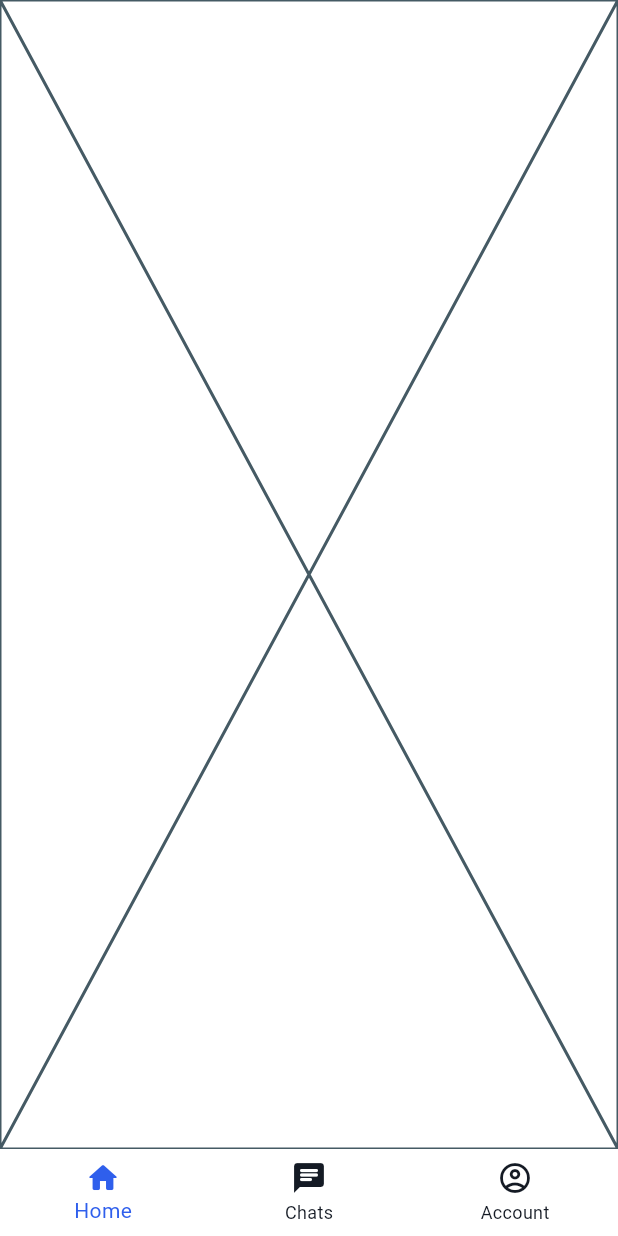
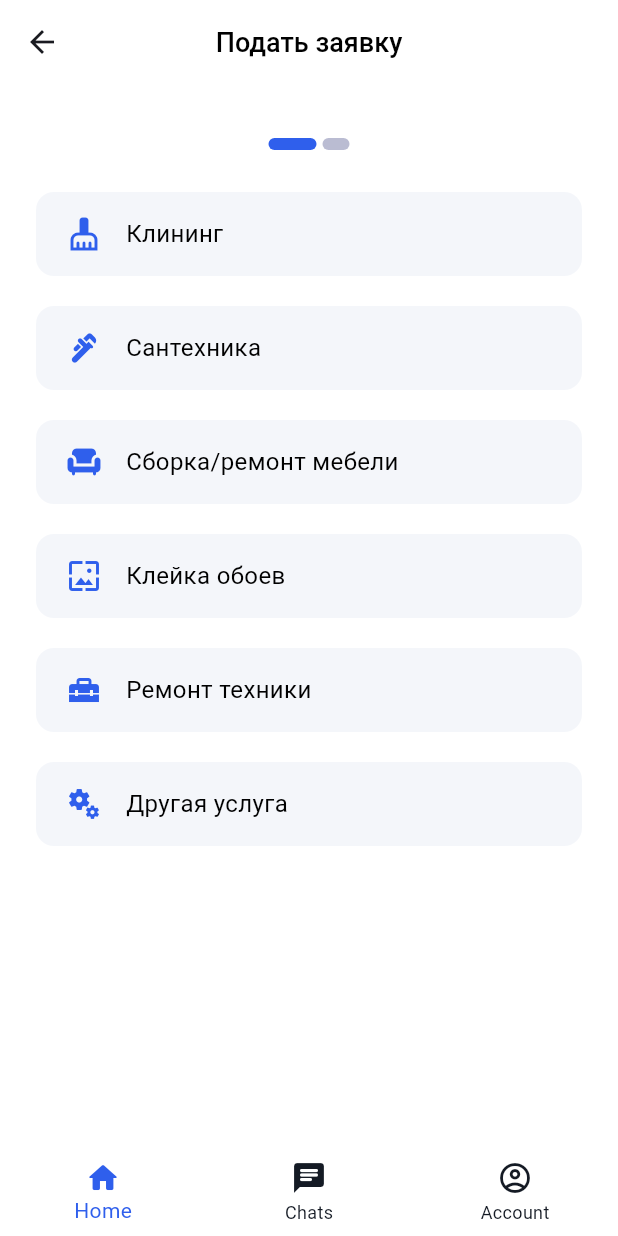
Before and after one commit to assanbayg/zhks, a Flutter app: the screen it shows after launch, after a tap on "Қазақ тілі", after a tap on "Начать", after a tap on "Подать заявку", on a phone screen of 412 x 824 dp. Run offline on Flutter 3.47's test engine with Material 3 defaults, Android fonts, the phone set to English and light mode, and no system bars; our stand-ins replace dio, dotted_border, firebase_core, firebase_messaging, flutter_dotenv, flutter_local_notifications and 10 more; accounts and stored records are empty; generated files the repository leaves out were written again; Roboto replaces fonts that are missing (SFProDisplay).

Commit message:
feat: write UI for requesting service and saving its state

```diff
--- a/lib/features/request/request_screen.dart
+++ b/lib/features/request/request_screen.dart
@@ -1,11 +1,102 @@
 // Flutter imports:
 import 'package:flutter/material.dart';
 
-class RequestScreen extends StatelessWidget {
+// Package imports:
+import 'package:flutter_riverpod/flutter_riverpod.dart';
+
+// Project imports:
+import 'package:zhks/core/presentation/widgets/custom_app_bar.dart';
+import 'package:zhks/features/auth/presentation/widgets/page_indicator.dart';
+import 'package:zhks/features/request/service_request_form_page.dart';
+import 'package:zhks/features/request/service_selection_page.dart';
+
+class RequestScreen extends ConsumerStatefulWidget {
   const RequestScreen({super.key});
 
   @override
+  ConsumerState<RequestScreen> createState() => _RequestScreenState();
+}
+
+class _RequestScreenState extends ConsumerState<RequestScreen> {
+  int _currentPage = 0;
+  String _chosenService = '';
+
+  final PageController _controller = PageController();
+
+  @override
+  void initState() {
+    super.initState();
+    _controller.addListener(_pageListener);
+  }
+
+  @override
+  void dispose() {
+    _controller.removeListener(_pageListener);
+    _controller.dispose();
+    super.dispose();
+  }
+
+  void _pageListener() {
+    if (_controller.page?.round() != _currentPage) {
+      setState(() {
+        _currentPage = _controller.page!.round();
+      });
+    }
+  }
+
+  void navigateToNextPage(String selectedServiceName) {
+    setState(() {
+      _chosenService = selectedServiceName;
+    });
+
+    _controller.animateToPage(
+      1,
+      duration: const Duration(milliseconds: 300),
+      curve: Curves.easeInOut,
+    );
+  }
+
+  void navigateToPreviousPage() {
+    _controller.animateToPage(
+      0,
+      duration: const Duration(milliseconds: 300),
+      curve: Curves.easeInOut,
+    );
+  }
+
+  @override
   Widget build(BuildContext context) {
-    return const Placeholder();
+    return Scaffold(
+      appBar: CustomAppBar(
+        label: _currentPage == 0 ? 'Подать заявку' : _chosenService,
+        showBackButton: true,
+        location: '/',
+      ),
+      body: Padding(
+        padding: const EdgeInsets.all(20),
+        child: Column(
+          children: [
+            PageIndicator(currentPage: _currentPage, pageCount: 2),
+            const SizedBox(height: 24),
+            Expanded(
+              child: PageView(
+                controller: _controller,
+                physics: const NeverScrollableScrollPhysics(),
+                onPageChanged: (index) => setState(() => _currentPage = index),
+                children: [
+                  ServiceSelectionPage(
+                    onServiceSelected:
+                        // callback to change the app bar label
+                        (serviceName) => navigateToNextPage(serviceName),
+                  ),
+
+                  ServiceRequestFormPage(onBackPressed: navigateToPreviousPage),
+                ],
+              ),
+            ),
+          ],
+        ),
+      ),
+    );
   }
 }
--- /dev/null
+++ b/lib/features/request/service_selection_page.dart
@@ -0,0 +1,114 @@
+// Flutter imports:
+import 'package:flutter/material.dart';
+
+// Package imports:
+import 'package:flutter_riverpod/flutter_riverpod.dart';
+
+// Project imports:
+import 'package:zhks/core/models/service.dart';
+import 'package:zhks/core/providers/service_providers.dart';
+import 'package:zhks/core/themes/theme_extensions.dart';
+
+class ServiceSelectionPage extends ConsumerWidget {
+  final Function(String) onServiceSelected;
+
+  const ServiceSelectionPage({super.key, required this.onServiceSelected});
+
+  @override
+  Widget build(BuildContext context, WidgetRef ref) {
+    final servicesAsync = ref.watch(servicesProvider);
+
+    return servicesAsync.when(
+      data: (services) => _buildServiceList(context, ref, services),
+      loading: () => const Center(child: CircularProgressIndicator()),
+      error:
+          (error, stack) =>
+              Center(child: Text('Ошибка загрузки услуг: $error')),
+    );
+  }
+
+  Widget _buildServiceList(
+    BuildContext context,
+    WidgetRef ref,
+    List<Service> services,
+  ) {
+    final serviceFormNotifier = ref.read(serviceRequestFormProvider.notifier);
+
+    return Column(
+      crossAxisAlignment: CrossAxisAlignment.start,
+      children: [
+        Expanded(
+          child: ListView.separated(
+            itemCount: services.length,
+            separatorBuilder: (context, index) => const SizedBox(height: 12),
+            itemBuilder: (context, index) {
+              final service = services[index];
+              return ServiceCard(
+                service: service,
+                onTap: () {
+                  serviceFormNotifier.updateServiceId(service.id);
+                  onServiceSelected(service.name);
+                },
+              );
+            },
+          ),
+        ),
+      ],
+    );
+  }
+}
+
+class ServiceCard extends StatelessWidget {
+  final Service service;
+  final VoidCallback onTap;
+
+  const ServiceCard({super.key, required this.service, required this.onTap});
+
+  @override
+  Widget build(BuildContext context) {
+    return Card(
+      elevation: 0,
+      color: context.colors.tertiary.gray,
+      shape: RoundedRectangleBorder(borderRadius: BorderRadius.circular(12)),
+      child: InkWell(
+        onTap: onTap,
+        borderRadius: BorderRadius.circular(12),
+        child: Padding(
+          padding: const EdgeInsets.symmetric(vertical: 16, horizontal: 20),
+          child: Row(
+            children: [
+              Icon(
+                _getIconForService(service.id),
+                size: 24,
+                color: context.colors.primary.blue,
+              ),
+              const SizedBox(width: 16),
+              Expanded(
+                child: Text(service.name, style: context.texts.bodyLarge),
+              ),
+            ],
+          ),
+        ),
+      ),
+    );
+  }
+
+  IconData _getIconForService(int serviceId) {
+    switch (serviceId) {
+      case 1: // Клининг
+        return Icons.cleaning_services;
+      case 2: // Сантехника
+        return Icons.plumbing;
+      case 3: // Сборка/ремонт мебели
+        return Icons.chair;
+      case 4: // Клейка обоев
+        return Icons.wallpaper;
+      case 5: // Ремонт техники
+        return Icons.home_repair_service;
+      case 6: // Другая услуга
+        return Icons.miscellaneous_services;
+      default:
+        return Icons.build;
+    }
+  }
+}
--- a/pubspec.yaml
+++ b/pubspec.yaml
@@ -52,6 +52,8 @@ dependencies:
   mask_text_input_formatter: ^2.9.0
   flutter_local_notifications: ^19.0.0
   permission_handler: ^12.0.0+1
+  image_picker: ^1.1.2
+  dotted_border: ^2.1.0
 
 dev_dependencies:
   flutter_test:
```
Also changed, not shown: lib/features/request/service_request_form_page.dart (added, +345 -0 lines), pubspec.lock.
